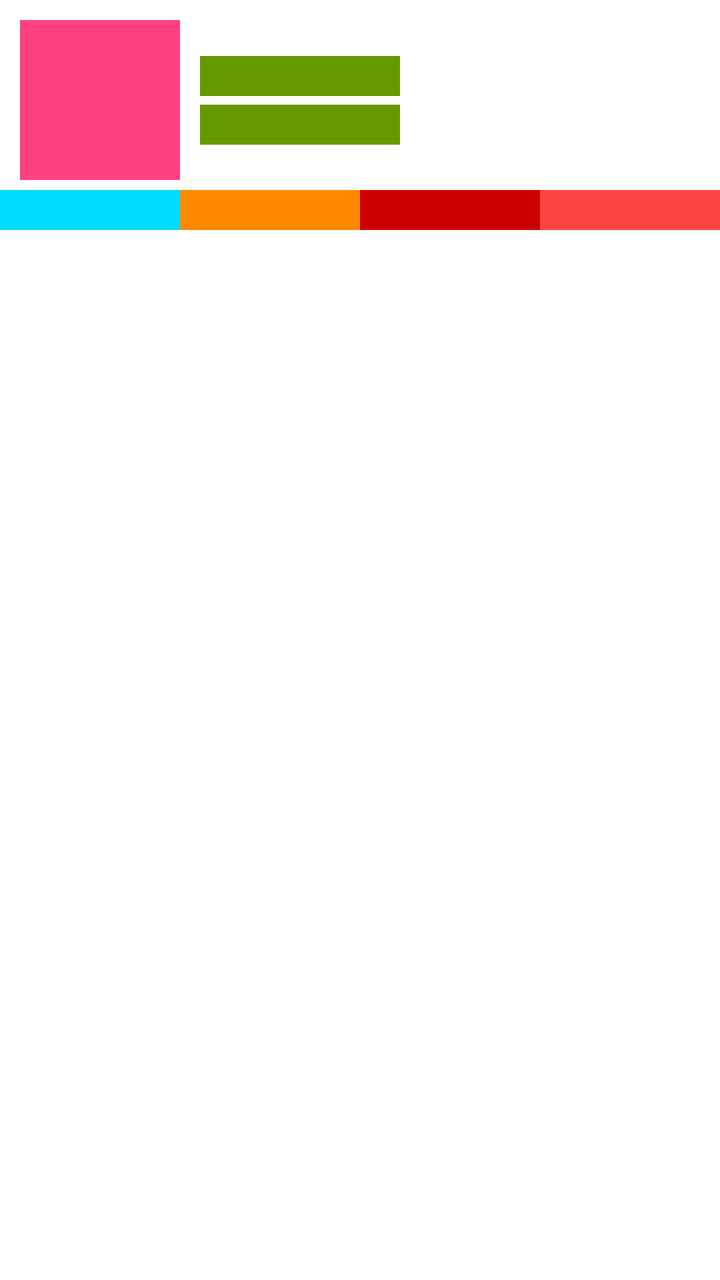
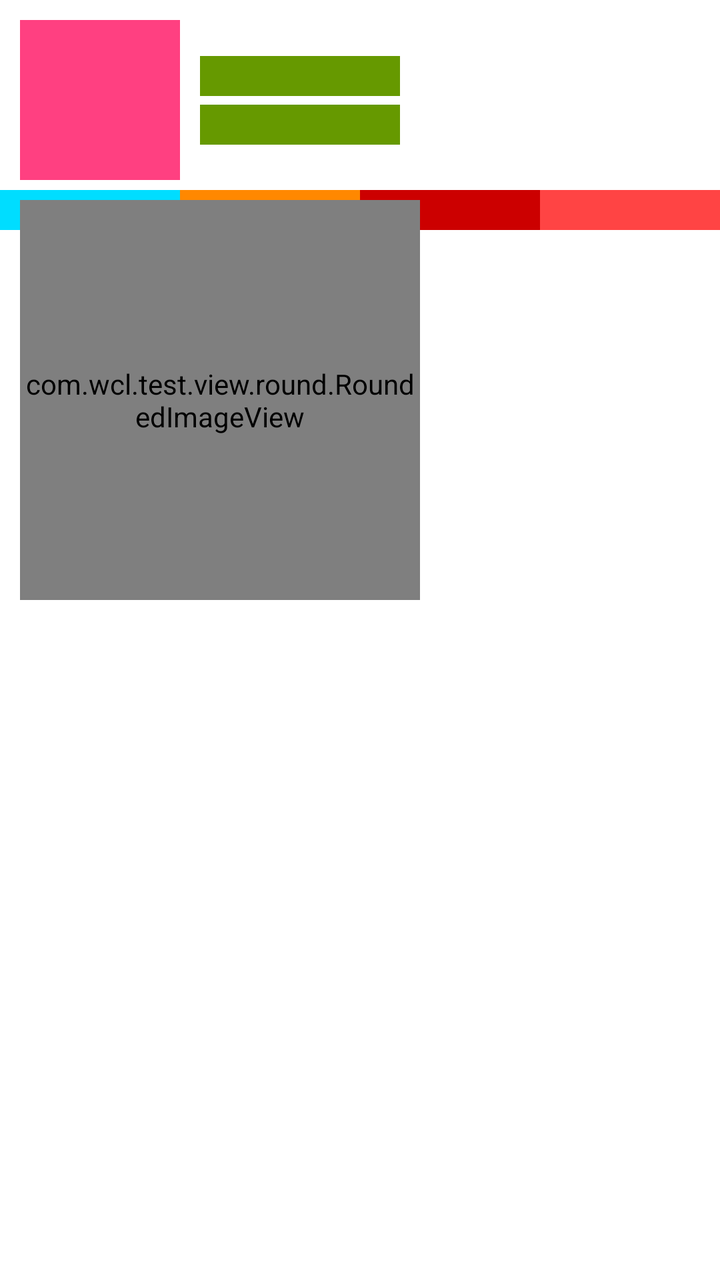

Before-and-after screenshots of an Android layout around one commit, followed by the original layout XML and the change that was made.
<!-- AndroidManifest.xml: application theme AppBaseTheme -->
<!-- res/layout/main_first_frag_layout.xml -->
<?xml version="1.0" encoding="utf-8"?>
<androidx.constraintlayout.widget.ConstraintLayout xmlns:android="http://schemas.android.com/apk/res/android"
    xmlns:app="http://schemas.android.com/apk/res-auto"
    android:id="@+id/constraintLayout"
    android:layout_width="match_parent"
    android:layout_height="match_parent">

    <View
        android:id="@+id/view_left"
        android:layout_width="80dp"
        android:layout_height="0dp"
        android:layout_marginStart="10dp"
        android:layout_marginTop="10dp"
        android:background="@color/colorAccent"
        app:layout_constraintDimensionRatio="1:1"
        app:layout_constraintLeft_toLeftOf="parent"
        app:layout_constraintTop_toTopOf="parent" />

    <View
        android:id="@+id/view_line"
        android:layout_width="match_parent"
        android:layout_height="1px"
        android:background="@color/holo_purple"
        android:visibility="invisible"
        app:layout_constraintBottom_toBottomOf="@+id/view_left"
        app:layout_constraintTop_toTopOf="@+id/view_left" />

    <TextView
        android:id="@+id/tv_1"
        android:layout_width="100dp"
        android:layout_height="20dp"
        android:layout_marginStart="10dp"
        android:layout_marginBottom="2dp"
        android:background="@color/holo_green_dark"
        android:textColor="@color/white"
        android:textSize="10dp"
        app:layout_constraintBottom_toTopOf="@+id/view_line"
        app:layout_constraintStart_toEndOf="@+id/view_left" />

    <TextView
        android:id="@+id/tv_2"
        android:layout_width="100dp"
        android:layout_height="20dp"
        android:layout_marginStart="10dp"
        android:layout_marginTop="2dp"
        android:background="@color/holo_green_dark"
        android:textColor="@color/white"
        android:textSize="10dp"
        app:layout_constraintStart_toEndOf="@+id/view_left"
        app:layout_constraintTop_toBottomOf="@+id/view_line" />

    <GridLayout
        android:layout_width="match_parent"
        android:layout_height="wrap_content"
        android:layout_marginTop="5dp"
        android:columnCount="4"
        android:orientation="horizontal"
        android:rowCount="6"
        app:layout_constraintTop_toBottomOf="@+id/view_left">

        <TextView
            android:layout_width="0dp"
            android:layout_height="20dp"
            android:layout_columnWeight="1"
            android:background="@android:color/holo_blue_bright" />

        <TextView
            android:layout_width="0dp"
            android:layout_height="20dp"
            android:layout_columnWeight="1"
            android:background="@android:color/holo_orange_dark" />

        <TextView
            android:layout_width="0dp"
            android:layout_height="20dp"
            android:layout_columnWeight="1"
            android:background="@android:color/holo_red_dark"

            />

        <TextView
            android:layout_width="0dp"
            android:layout_height="20dp"
            android:layout_columnWeight="1"
            android:background="@android:color/holo_red_light" />
    </GridLayout>

</androidx.constraintlayout.widget.ConstraintLayout>
<!-- resources referenced by this layout -->
<resources>
  <color name="colorAccent">#FF4081</color>
  <color name="holo_green_dark">#ff669900</color>
  <color name="holo_purple">#ffaa66cc</color>
  <color name="white">#ffffff</color>
  <style name="AppBaseTheme" parent="Theme.MaterialComponents.DayNight.NoActionBar">
          <item name="android:windowNoTitle">true</item>
          <item name="android:windowContentOverlay">@null</item>
          <item name="android:forceDarkAllowed" tools:targetApi="q">false</item>
          <item name="android:configChanges">fontScale|orientation|keyboardHidden|locale|navigation|screenSize|uiMode|layoutDirection</item>
          <item name="android:screenOrientation">portrait</item>
      </style>
</resources>

<!-- the commit's change to res/layout/main_first_frag_layout.xml (unified diff, before → after) -->
@@ -1,6 +1,7 @@
 <?xml version="1.0" encoding="utf-8"?>
 <androidx.constraintlayout.widget.ConstraintLayout xmlns:android="http://schemas.android.com/apk/res/android"
     xmlns:app="http://schemas.android.com/apk/res-auto"
+    xmlns:tools="http://schemas.android.com/tools"
     android:id="@+id/constraintLayout"
     android:layout_width="match_parent"
     android:layout_height="match_parent">
@@ -85,4 +86,18 @@
             android:background="@android:color/holo_red_light" />
     </GridLayout>
 
+    <com.wcl.test.view.round.RoundedImageView
+        android:id="@+id/image2"
+        android:layout_width="200dp"
+        android:layout_height="200dp"
+        android:layout_marginLeft="10dp"
+        android:layout_marginTop="100dp"
+        android:padding="1px"
+        android:background="#00BFFF"
+        app:layout_constraintLeft_toLeftOf="parent"
+        app:layout_constraintTop_toTopOf="parent"
+        app:riv_corner_radius="10dp"
+        app:riv_oval="false" android:scaleType="centerCrop"
+        app:riv_aspect_ratio="1.34"/>
+
 </androidx.constraintlayout.widget.ConstraintLayout>
